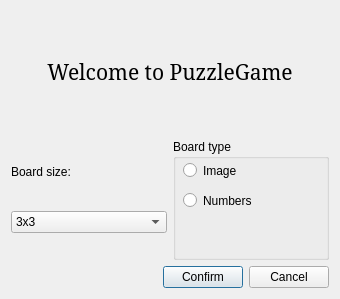
The window that welcomedialog.ui (munaibalhelali/PuzzleGame_using_Qt) describes before a commit, drawn with Qt 5.
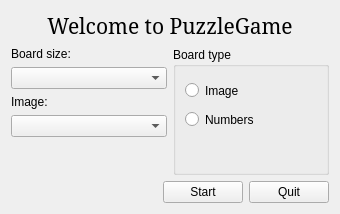
The same window after the commit.

Commit message: Made welcome dialog the main dialog

Patch:
```diff
--- a/welcomedialog.ui
+++ b/welcomedialog.ui
@@ -1,13 +1,13 @@
 <?xml version="1.0" encoding="UTF-8"?>
 <ui version="4.0">
  <class>WelcomeDialog</class>
- <widget class="QDialog" name="WelcomeDialog">
+ <widget class="QWidget" name="WelcomeDialog">
   <property name="geometry">
    <rect>
     <x>0</x>
     <y>0</y>
     <width>340</width>
-    <height>299</height>
+    <height>214</height>
    </rect>
   </property>
   <property name="windowTitle">
@@ -48,49 +48,31 @@
         </widget>
        </item>
        <item>
-        <widget class="QComboBox" name="boardSizeComboBox">
-         <item>
-          <property name="text">
-           <string>3x3</string>
-          </property>
-         </item>
-         <item>
-          <property name="text">
-           <string>4x4</string>
-          </property>
-         </item>
-         <item>
-          <property name="text">
-           <string>5x5</string>
-          </property>
-         </item>
-         <item>
-          <property name="text">
-           <string>6x6</string>
-          </property>
-         </item>
-         <item>
-          <property name="text">
-           <string>7x7</string>
-          </property>
-         </item>
-         <item>
-          <property name="text">
-           <string>8x8</string>
-          </property>
-         </item>
-         <item>
-          <property name="text">
-           <string>9x9</string>
-          </property>
-         </item>
-         <item>
-          <property name="text">
-           <string>10x10</string>
-          </property>
-         </item>
+        <widget class="QComboBox" name="boardSizeComboBox"/>
+       </item>
+       <item>
+        <widget class="QLabel" name="label_3">
+         <property name="text">
+          <string>Image:</string>
+         </property>
         </widget>
        </item>
+       <item>
+        <widget class="QComboBox" name="imageComboBox"/>
+       </item>
+       <item>
+        <spacer name="verticalSpacer">
+         <property name="orientation">
+          <enum>Qt::Vertical</enum>
+         </property>
+         <property name="sizeHint" stdset="0">
+          <size>
+           <width>20</width>
+           <height>18</height>
+          </size>
+         </property>
+        </spacer>
+       </item>
       </layout>
      </item>
      <item>
@@ -101,9 +83,9 @@
        <widget class="QRadioButton" name="imageRadioButton">
         <property name="geometry">
          <rect>
-          <x>10</x>
-          <y>20</y>
-          <width>112</width>
+          <x>12</x>
+          <y>32</y>
+          <width>67</width>
           <height>23</height>
          </rect>
         </property>
@@ -114,9 +96,9 @@
        <widget class="QRadioButton" name="numbersRadioButton">
         <property name="geometry">
          <rect>
-          <x>10</x>
-          <y>50</y>
-          <width>112</width>
+          <x>12</x>
+          <y>61</y>
+          <width>88</width>
           <height>23</height>
          </rect>
         </property>
@@ -146,14 +128,14 @@
      <item>
       <widget class="QPushButton" name="confirmButton">
        <property name="text">
-        <string>Confirm</string>
+        <string>Start</string>
        </property>
       </widget>
      </item>
      <item>
       <widget class="QPushButton" name="cancelButton">
        <property name="text">
-        <string>Cancel</string>
+        <string>Quit</string>
        </property>
       </widget>
      </item>
```
The commit also changes 20 other files.
